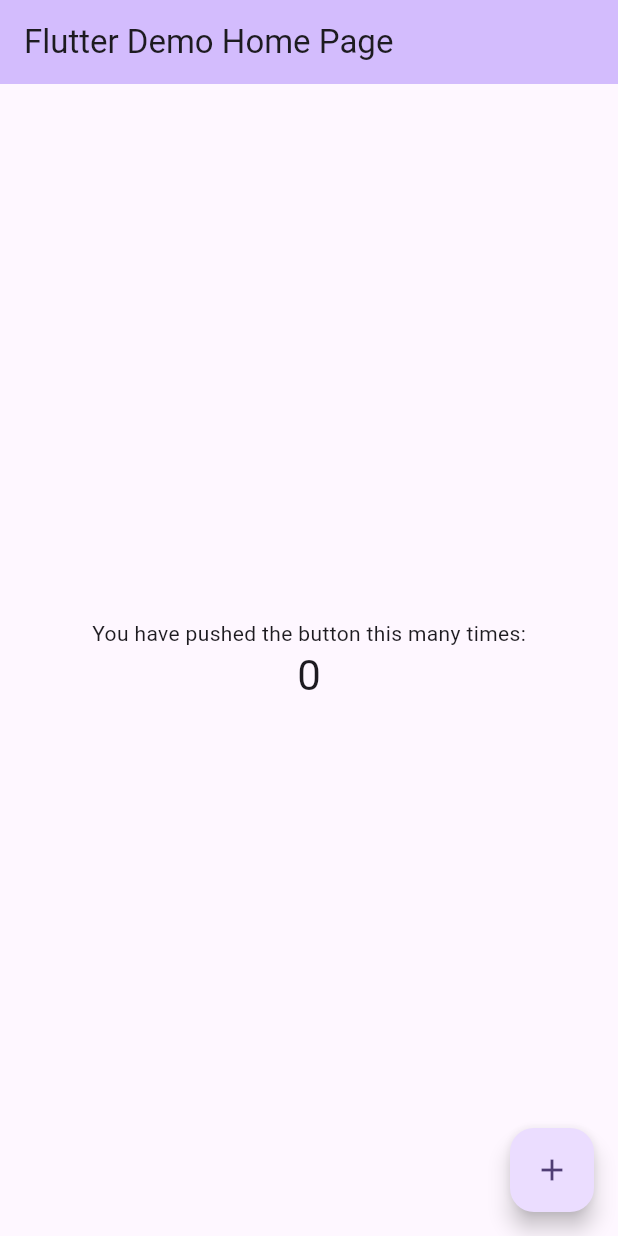
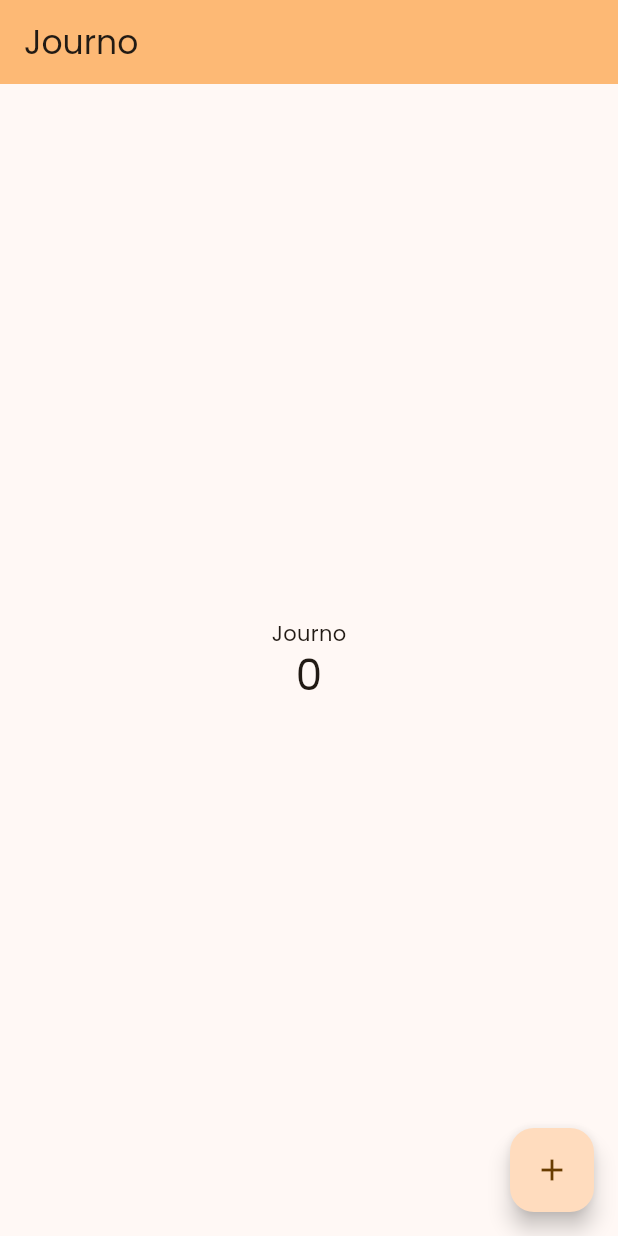
Before and after one commit to gangarammahato/journo_app, a Flutter app: the screen it shows after launch, on a phone screen of 412 x 824 dp. Run offline on Flutter 3.47's test engine with Material 2 defaults, Android fonts, the phone set to English and light mode, and no system bars; our stand-ins replace google_fonts.

Commit message:
constant code added

```diff
--- /dev/null
+++ b/lib/core/constants/my_assets.dart
@@ -0,0 +1,3 @@
+class MyAssets {
+  MyAssets._();
+}
--- /dev/null
+++ b/lib/core/constants/my_colors.dart
@@ -0,0 +1,9 @@
+import 'package:flutter/material.dart';
+
+class MyColors {
+  MyColors._();
+
+  static const Color primaryColor = Colors.orange;
+
+   static const Color secondaryColor = Colors.green;
+}
--- /dev/null
+++ b/lib/core/constants/my_strings.dart
@@ -0,0 +1,5 @@
+class MyStrings {
+  MyStrings._();
+
+  static const String appName = "Journo";
+}
--- /dev/null
+++ b/lib/core/themes/app_themes.dart
@@ -0,0 +1,17 @@
+import 'package:flutter/material.dart';
+import 'package:google_fonts/google_fonts.dart';
+import 'package:journo_app/core/constants/my_colors.dart';
+
+class AppThemes {
+  static final light = ThemeData(
+    colorScheme: ColorScheme.fromSeed(seedColor: MyColors.primaryColor),
+    useMaterial3: true,
+    fontFamily: GoogleFonts.poppins().fontFamily,
+  );
+
+  static final dark = ThemeData(
+    colorScheme: ColorScheme.fromSeed(seedColor: MyColors.secondaryColor),
+    useMaterial3: true,
+    fontFamily: GoogleFonts.poppins().fontFamily,
+  );
+}
--- a/lib/main.dart
+++ b/lib/main.dart
@@ -1,4 +1,6 @@
 import 'package:flutter/material.dart';
+import 'package:journo_app/core/constants/my_strings.dart';
+import 'package:journo_app/core/themes/app_themes.dart';
 
 void main() {
   runApp(const MyApp());
@@ -7,46 +9,21 @@ void main() {
 class MyApp extends StatelessWidget {
   const MyApp({super.key});
 
-  // This widget is the root of your application.
   @override
   Widget build(BuildContext context) {
     return MaterialApp(
-      title: 'Flutter Demo',
-      theme: ThemeData(
-        // This is the theme of your application.
-        //
-        // TRY THIS: Try running your application with "flutter run". You'll see
-        // the application has a blue toolbar. Then, without quitting the app,
-        // try changing the seedColor in the colorScheme below to Colors.green
-        // and then invoke "hot reload" (save your changes or press the "hot
-        // reload" button in a Flutter-supported IDE, or press "r" if you used
-        // the command line to start the app).
-        //
-        // Notice that the counter didn't reset back to zero; the application
-        // state is not lost during the reload. To reset the state, use hot
-        // restart instead.
-        //
-        // This works for code too, not just values: Most code changes can be
-        // tested with just a hot reload.
-        colorScheme: ColorScheme.fromSeed(seedColor: Colors.deepPurple),
-        useMaterial3: true,
+      title: 'Journo',
+      theme: AppThemes.light,
+      darkTheme: AppThemes.dark,
+      home: const MyHomePage(
+        title: MyStrings.appName,
       ),
-      home: const MyHomePage(title: 'Flutter Demo Home Page'),
     );
   }
 }
 
 class MyHomePage extends StatefulWidget {
   const MyHomePage({super.key, required this.title});
-
-  // This widget is the home page of your application. It is stateful, meaning
-  // that it has a State object (defined below) that contains fields that affect
-  // how it looks.
-
-  // This class is the configuration for the state. It holds the values (in this
-  // case the title) provided by the parent (in this case the App widget) and
-  // used by the build method of the State. Fields in a Widget subclass are
-  // always marked "final".
 
   final String title;
 
@@ -59,54 +36,23 @@ class _MyHomePageState extends State<MyHomePage> {
 
   void _incrementCounter() {
     setState(() {
-      // This call to setState tells the Flutter framework that something has
-      // changed in this State, which causes it to rerun the build method below
-      // so that the display can reflect the updated values. If we changed
-      // _counter without calling setState(), then the build method would not be
-      // called again, and so nothing would appear to happen.
       _counter++;
     });
   }
 
   @override
   Widget build(BuildContext context) {
-    // This method is rerun every time setState is called, for instance as done
-    // by the _incrementCounter method above.
-    //
-    // The Flutter framework has been optimized to make rerunning build methods
-    // fast, so that you can just rebuild anything that needs updating rather
-    // than having to individually change instances of widgets.
     return Scaffold(
       appBar: AppBar(
-        // TRY THIS: Try changing the color here to a specific color (to
-        // Colors.amber, perhaps?) and trigger a hot reload to see the AppBar
-        // change color while the other colors stay the same.
         backgroundColor: Theme.of(context).colorScheme.inversePrimary,
-        // Here we take the value from the MyHomePage object that was created by
-        // the App.build method, and use it to set our appbar title.
         title: Text(widget.title),
       ),
       body: Center(
-        // Center is a layout widget. It takes a single child and positions it
-        // in the middle of the parent.
         child: Column(
-          // Column is also a layout widget. It takes a list of children and
-          // arranges them vertically. By default, it sizes itself to fit its
-          // children horizontally, and tries to be as tall as its parent.
-          //
-          // Column has various properties to control how it sizes itself and
-          // how it positions its children. Here we use mainAxisAlignment to
-          // center the children vertically; the main axis here is the vertical
-          // axis because Columns are vertical (the cross axis would be
-          // horizontal).
-          //
-          // TRY THIS: Invoke "debug painting" (choose the "Toggle Debug Paint"
-          // action in the IDE, or press "p" in the console), to see the
-          // wireframe for each widget.
           mainAxisAlignment: MainAxisAlignment.center,
           children: <Widget>[
             const Text(
-              'You have pushed the button this many times:',
+              MyStrings.appName,
             ),
             Text(
               '$_counter',
@@ -119,7 +65,7 @@ class _MyHomePageState extends State<MyHomePage> {
         onPressed: _incrementCounter,
         tooltip: 'Increment',
         child: const Icon(Icons.add),
-      ), // This trailing comma makes auto-formatting nicer for build methods.
+      ),
     );
   }
 }
```
Also changed, not shown: pubspec.yaml (+17 -0 lines), pubspec.lock, 1 other file.
